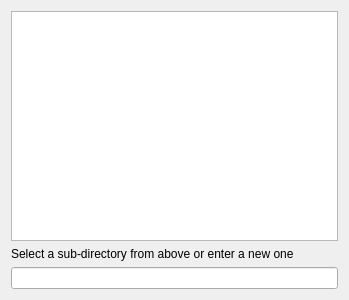
Before: the Qt Designer form src/IDlgDeviceTwoNavPath.ui in ntruchsess/QLandkarteGT, drawn with Qt 5.
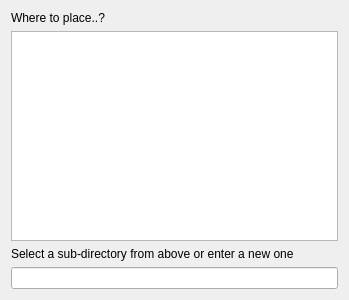
After: the same form once the commit is applied.

Patch:
```diff
--- a/src/IDlgDeviceTwoNavPath.ui
+++ b/src/IDlgDeviceTwoNavPath.ui
@@ -14,6 +14,13 @@
    <string>Dialog</string>
   </property>
   <layout class="QVBoxLayout" name="verticalLayout">
+   <item>
+    <widget class="QLabel" name="labelHead">
+     <property name="text">
+      <string>Where to place..?</string>
+     </property>
+    </widget>
+   </item>
    <item>
     <widget class="QListWidget" name="listWidget"/>
    </item>
```
